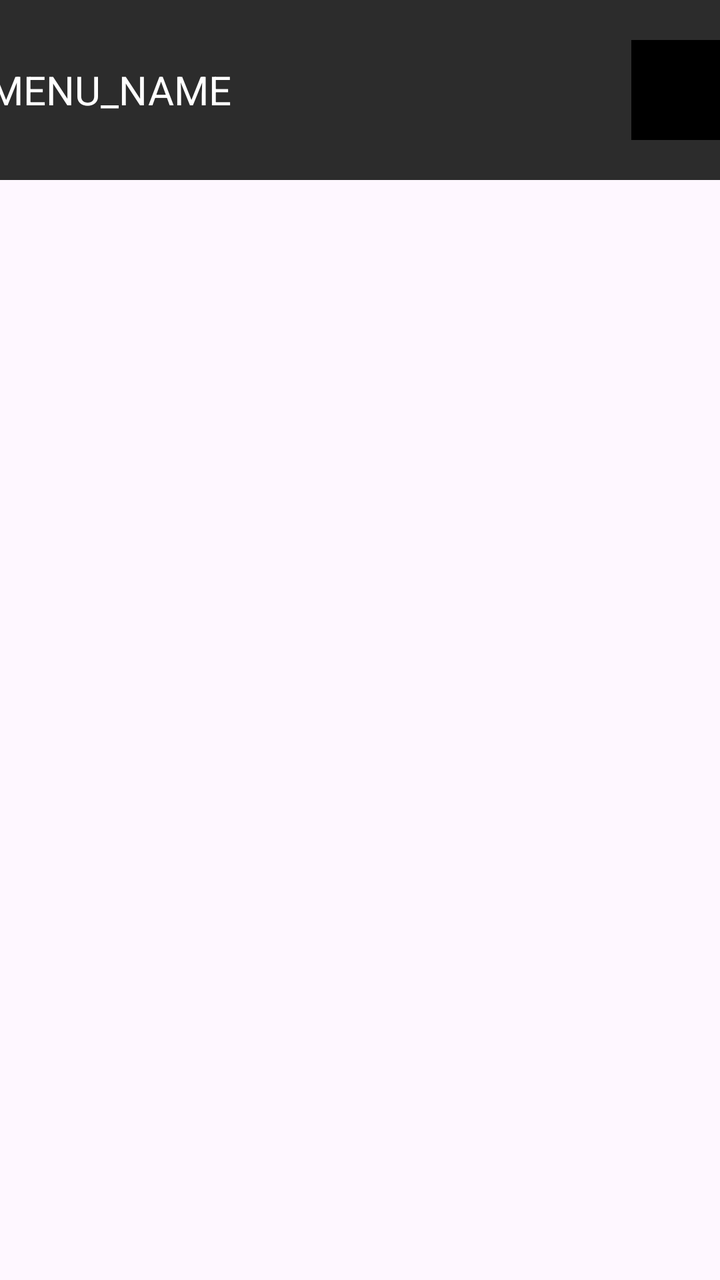
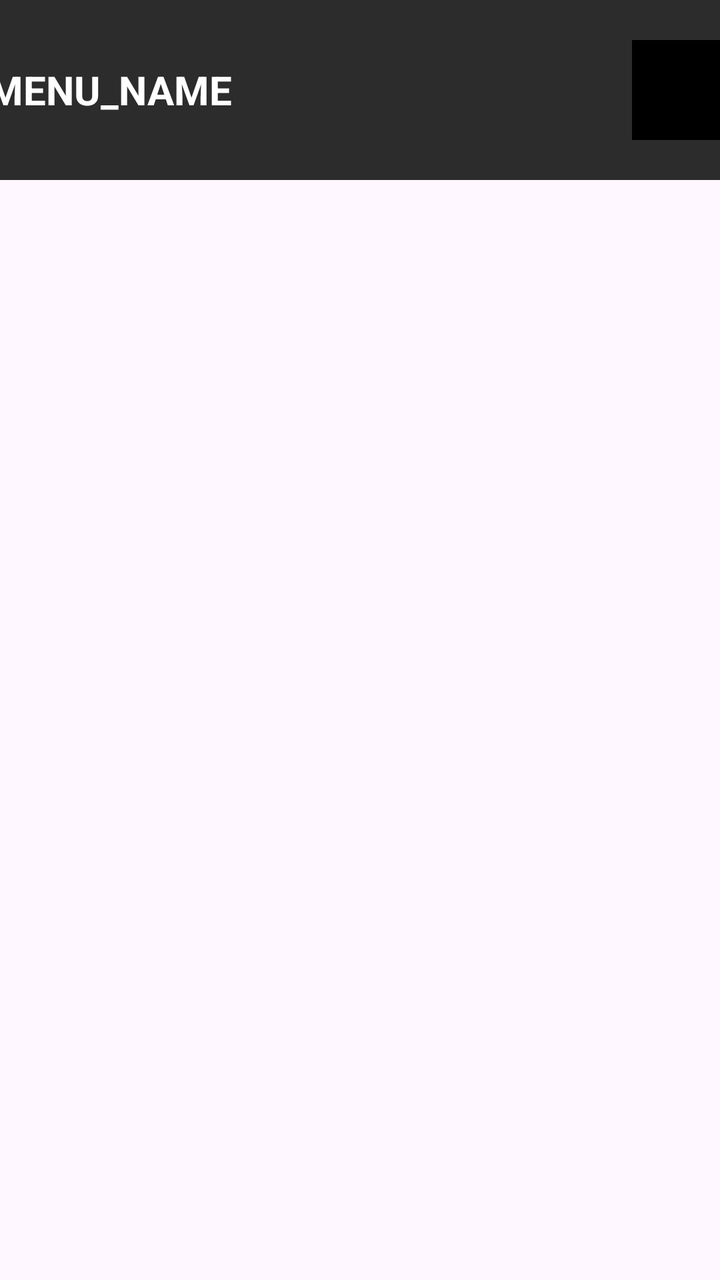

Before-and-after screenshots of an Android layout around one commit, followed by the original layout XML and the change that was made.
<!-- AndroidManifest.xml: application theme Theme.Riova -->
<!-- res/layout/header.xml -->
<?xml version="1.0" encoding="utf-8"?>
<androidx.constraintlayout.widget.ConstraintLayout xmlns:android="http://schemas.android.com/apk/res/android"
    xmlns:app="http://schemas.android.com/apk/res-auto"
    android:layout_width="match_parent"
    android:layout_height="match_parent">

    
    <LinearLayout
        android:layout_margin="0dp"
        android:layout_width="match_parent"
        android:layout_height="90dp"
        android:orientation="horizontal"
        android:gravity="center"
        app:layout_constraintTop_toTopOf="parent"
        app:layout_constraintEnd_toEndOf="parent"
        app:layout_constraintStart_toStartOf="parent"
        android:background="@color/footer_back"
        android:id="@+id/header_layout">

        <LinearLayout
            android:layout_width="match_parent"
            android:layout_height="match_parent"
            android:gravity="center">
            <TextView
                android:layout_width="wrap_content"
                android:layout_height="wrap_content"
                android:textColor="@color/white"
                android:textSize="20dp"
                android:layout_marginRight="200dp"
                android:text="MENU_NAME"/>
            <ImageButton
                android:layout_width="50dp"
                android:layout_height="50dp"
                android:background="@color/black"/>
        </LinearLayout>

    </LinearLayout>

</androidx.constraintlayout.widget.ConstraintLayout>
<!-- resources referenced by this layout -->
<resources>
  <color name="black">#FF000000</color>
  <color name="footer_back">#2C2C2C</color>
  <color name="white">#FFFFFFFF</color>
  <style name="Theme.Riova" parent="Base.Theme.Riova" />
  <style name="Base.Theme.Riova" parent="Theme.Material3.DayNight.NoActionBar">
          
          
      </style>
</resources>

<!-- the commit's change to res/layout/header.xml (unified diff, before → after) -->
@@ -27,7 +27,9 @@
                 android:textColor="@color/white"
                 android:textSize="20dp"
                 android:layout_marginRight="200dp"
-                android:text="MENU_NAME"/>
+                android:text="MENU_NAME"
+                android:textStyle="bold"
+                android:fontFamily="sans-serif"/>
             <ImageButton
                 android:layout_width="50dp"
                 android:layout_height="50dp"
